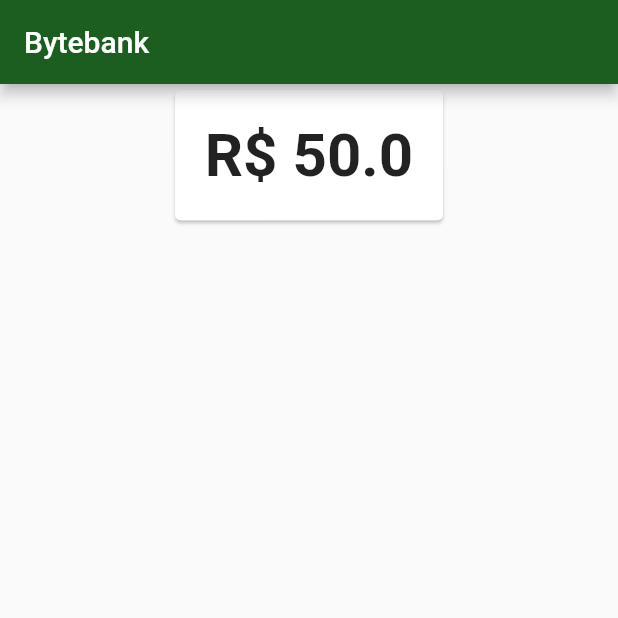
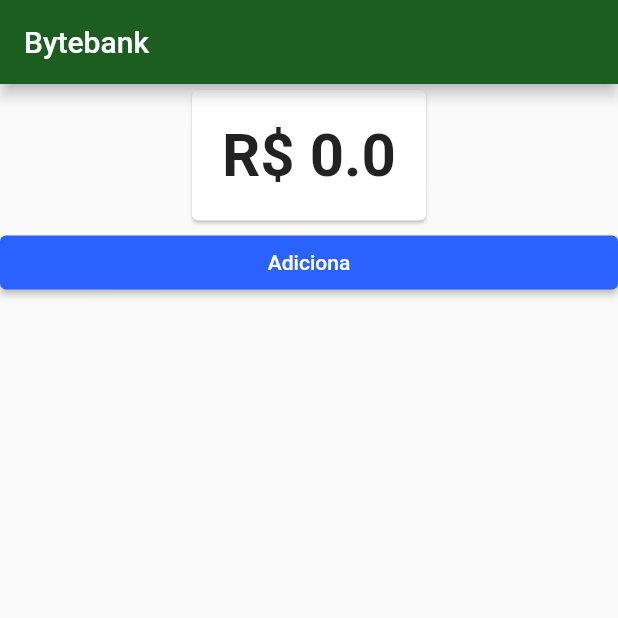
Before and after one commit to gabrielvcunha/alura-formacao-flutter, a Flutter app: the screen it shows after launch, on a phone screen of 412 x 824 dp, the top half of it. Run offline on Flutter 3.47's test engine with Material 2 defaults, Android fonts, the phone set to English and light mode, and no system bars.

Commit message:
Gerenciamento de Estados - Aula 03.2 Adiciona

```diff
--- a/bytebank/lib/models/saldo.dart
+++ b/bytebank/lib/models/saldo.dart
@@ -1,9 +1,13 @@
 import 'package:flutter/material.dart';
 
 class Saldo extends ChangeNotifier{
-  final double valor;
+  double valor;
 
   Saldo(this.valor);
+
+  void adiciona(double valor) {
+    this.valor += valor;
+  }
 
   @override
   String toString() {
--- a/bytebank/lib/screens/dashboard/dashboard.dart
+++ b/bytebank/lib/screens/dashboard/dashboard.dart
@@ -1,6 +1,7 @@
-import 'file:///C:/Users/gabri/Repos/Alura/alura-formacao-flutter/bytebank/lib/screens/dashboard/saldo.dart';
 import 'package:bytebank/models/saldo.dart';
+import 'package:bytebank/screens/dashboard/saldo_card.dart';
 import 'package:flutter/material.dart';
+import 'package:provider/provider.dart';
 
 const _tituloAppBar = "Bytebank";
 
@@ -8,9 +9,19 @@ class Dashboard extends StatelessWidget {
   @override
   Widget build(BuildContext context) => Scaffold(
         appBar: AppBar(title: Text(_tituloAppBar)),
-        body: Align(
-          alignment: Alignment.topCenter,
-          child: SaldoCard(Saldo(50.00)),
-        ),
+        body: ListView(children: <Widget>[
+          Align(
+            alignment: Alignment.topCenter,
+            child: SaldoCard(),
+          ),
+          Consumer<Saldo>(
+            builder: (context, saldo, child) => RaisedButton(
+              child: Text("Adiciona"),
+              onPressed: () {
+                saldo.adiciona(10);
+              },
+            ),
+          )
+        ]),
       );
 }
--- a/bytebank/lib/screens/dashboard/saldo.dart
+++ /dev/null
@@ -1,23 +0,0 @@
-import 'package:bytebank/models/saldo.dart';
-import 'package:flutter/material.dart';
-
-class SaldoCard extends StatelessWidget {
-  final Saldo saldo;
-
-  SaldoCard(this.saldo);
-
-  @override
-  Widget build(BuildContext context) => Card(
-    child: Padding(
-      padding: EdgeInsets.all(20.0),
-      child: Text(
-        saldo.toString(),
-        textAlign: TextAlign.center,
-        style: TextStyle(
-          fontSize: 40,
-          fontWeight: FontWeight.bold,
-        ),
-      )
-    ),
-  );
-}
--- /dev/null
+++ b/bytebank/lib/screens/dashboard/saldo_card.dart
@@ -0,0 +1,22 @@
+import 'package:bytebank/models/saldo.dart';
+import 'package:flutter/material.dart';
+import 'package:provider/provider.dart';
+
+class SaldoCard extends StatelessWidget {
+  @override
+  Widget build(BuildContext context) => Card(
+        child: Padding(
+          padding: EdgeInsets.all(20.0),
+          child: Consumer<Saldo>(
+            builder: (context, saldo, child) => Text(
+              saldo.toString(),
+              textAlign: TextAlign.center,
+              style: TextStyle(
+                fontSize: 40,
+                fontWeight: FontWeight.bold,
+              ),
+            ),
+          ),
+        ),
+      );
+}
```
